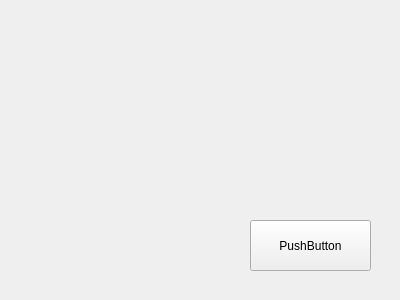
horoyoii/KIOSK, file KIOSKK/McD/payment.ui: the form before one commit.
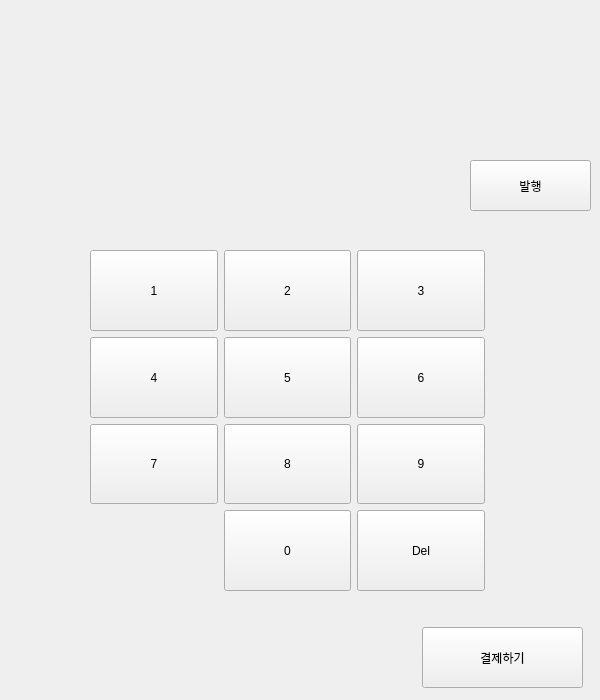
The form after the commit.

```diff
--- a/KIOSKK/McD/payment.ui
+++ b/KIOSKK/McD/payment.ui
@@ -6,8 +6,8 @@
    <rect>
     <x>0</x>
     <y>0</y>
-    <width>400</width>
-    <height>300</height>
+    <width>600</width>
+    <height>700</height>
    </rect>
   </property>
   <property name="windowTitle">
@@ -16,16 +16,257 @@
   <widget class="QPushButton" name="push_send_otp">
    <property name="geometry">
     <rect>
-     <x>250</x>
-     <y>220</y>
+     <x>470</x>
+     <y>160</y>
      <width>121</width>
      <height>51</height>
     </rect>
    </property>
    <property name="text">
-    <string>PushButton</string>
+    <string>발행</string>
    </property>
   </widget>
+  <widget class="QPushButton" name="push_fin">
+   <property name="geometry">
+    <rect>
+     <x>422</x>
+     <y>627</y>
+     <width>161</width>
+     <height>61</height>
+    </rect>
+   </property>
+   <property name="text">
+    <string>결제하기</string>
+   </property>
+  </widget>
+  <widget class="QWidget" name="gridLayoutWidget">
+   <property name="geometry">
+    <rect>
+     <x>90</x>
+     <y>250</y>
+     <width>395</width>
+     <height>341</height>
+    </rect>
+   </property>
+   <layout class="QGridLayout" name="gridLayout">
+    <item row="4" column="3">
+     <widget class="QPushButton" name="psh_num_0">
+      <property name="sizePolicy">
+       <sizepolicy hsizetype="Preferred" vsizetype="Expanding">
+        <horstretch>0</horstretch>
+        <verstretch>21</verstretch>
+       </sizepolicy>
+      </property>
+      <property name="text">
+       <string>0</string>
+      </property>
+     </widget>
+    </item>
+    <item row="2" column="2">
+     <widget class="QPushButton" name="psh_num_4">
+      <property name="sizePolicy">
+       <sizepolicy hsizetype="Preferred" vsizetype="Expanding">
+        <horstretch>0</horstretch>
+        <verstretch>21</verstretch>
+       </sizepolicy>
+      </property>
+      <property name="text">
+       <string>4</string>
+      </property>
+     </widget>
+    </item>
+    <item row="2" column="3">
+     <widget class="QPushButton" name="psh_num_5">
+      <property name="sizePolicy">
+       <sizepolicy hsizetype="Preferred" vsizetype="Expanding">
+        <horstretch>0</horstretch>
+        <verstretch>21</verstretch>
+       </sizepolicy>
+      </property>
+      <property name="text">
+       <string>5</string>
+      </property>
+     </widget>
+    </item>
+    <item row="3" column="3">
+     <widget class="QPushButton" name="psh_num_8">
+      <property name="sizePolicy">
+       <sizepolicy hsizetype="Preferred" vsizetype="Expanding">
+        <horstretch>0</horstretch>
+        <verstretch>21</verstretch>
+       </sizepolicy>
+      </property>
+      <property name="text">
+       <string>8</string>
+      </property>
+     </widget>
+    </item>
+    <item row="1" column="2">
+     <widget class="QPushButton" name="psh_num_1">
+      <property name="sizePolicy">
+       <sizepolicy hsizetype="Preferred" vsizetype="Expanding">
+        <horstretch>0</horstretch>
+        <verstretch>21</verstretch>
+       </sizepolicy>
+      </property>
+      <property name="text">
+       <string>1</string>
+      </property>
+     </widget>
+    </item>
+    <item row="3" column="4">
+     <widget class="QPushButton" name="psh_num_9">
+      <property name="sizePolicy">
+       <sizepolicy hsizetype="Preferred" vsizetype="Expanding">
+        <horstretch>0</horstretch>
+        <verstretch>21</verstretch>
+       </sizepolicy>
+      </property>
+      <property name="text">
+       <string>9</string>
+      </property>
+     </widget>
+    </item>
+    <item row="1" column="4">
+     <widget class="QPushButton" name="psh_num_3">
+      <property name="sizePolicy">
+       <sizepolicy hsizetype="Preferred" vsizetype="Expanding">
+        <horstretch>0</horstretch>
+        <verstretch>21</verstretch>
+       </sizepolicy>
+      </property>
+      <property name="text">
+       <string>3</string>
+      </property>
+     </widget>
+    </item>
+    <item row="4" column="4">
+     <widget class="QPushButton" name="psh_num_del">
+      <property name="sizePolicy">
+       <sizepolicy hsizetype="Preferred" vsizetype="Expanding">
+        <horstretch>0</horstretch>
+        <verstretch>21</verstretch>
+       </sizepolicy>
+      </property>
+      <property name="text">
+       <string>Del</string>
+      </property>
+     </widget>
+    </item>
+    <item row="3" column="2">
+     <widget class="QPushButton" name="psh_num_7">
+      <property name="sizePolicy">
+       <sizepolicy hsizetype="Preferred" vsizetype="Expanding">
+        <horstretch>0</horstretch>
+        <verstretch>21</verstretch>
+       </sizepolicy>
+      </property>
+      <property name="text">
+       <string>7</string>
+      </property>
+     </widget>
+    </item>
+    <item row="2" column="4">
+     <widget class="QPushButton" name="psh_num_6">
+      <property name="sizePolicy">
+       <sizepolicy hsizetype="Preferred" vsizetype="Expanding">
+        <horstretch>0</horstretch>
+        <verstretch>21</verstretch>
+       </sizepolicy>
+      </property>
+      <property name="text">
+       <string>6</string>
+      </property>
+     </widget>
+    </item>
+    <item row="1" column="3">
+     <widget class="QPushButton" name="psh_num_2">
+      <property name="sizePolicy">
+       <sizepolicy hsizetype="Preferred" vsizetype="Expanding">
+        <horstretch>0</horstretch>
+        <verstretch>21</verstretch>
+       </sizepolicy>
+      </property>
+      <property name="text">
+       <string>2</string>
+      </property>
+     </widget>
+    </item>
+   </layout>
+  </widget>
+  <widget class="QLabel" name="Background_label">
+   <property name="geometry">
+    <rect>
+     <x>0</x>
+     <y>0</y>
+     <width>601</width>
+     <height>241</height>
+    </rect>
+   </property>
+   <property name="text">
+    <string/>
+   </property>
+  </widget>
+  <widget class="QLabel" name="pass_1">
+   <property name="geometry">
+    <rect>
+     <x>90</x>
+     <y>140</y>
+     <width>41</width>
+     <height>41</height>
+    </rect>
+   </property>
+   <property name="text">
+    <string/>
+   </property>
+  </widget>
+  <widget class="QLabel" name="pass_2">
+   <property name="geometry">
+    <rect>
+     <x>200</x>
+     <y>130</y>
+     <width>51</width>
+     <height>41</height>
+    </rect>
+   </property>
+   <property name="text">
+    <string/>
+   </property>
+  </widget>
+  <widget class="QLabel" name="pass_3">
+   <property name="geometry">
+    <rect>
+     <x>290</x>
+     <y>100</y>
+     <width>41</width>
+     <height>31</height>
+    </rect>
+   </property>
+   <property name="text">
+    <string/>
+   </property>
+  </widget>
+  <widget class="QLabel" name="pass_4">
+   <property name="geometry">
+    <rect>
+     <x>390</x>
+     <y>120</y>
+     <width>41</width>
+     <height>31</height>
+    </rect>
+   </property>
+   <property name="text">
+    <string/>
+   </property>
+  </widget>
+  <zorder>Background_label</zorder>
+  <zorder>push_send_otp</zorder>
+  <zorder>push_fin</zorder>
+  <zorder>gridLayoutWidget</zorder>
+  <zorder>pass_1</zorder>
+  <zorder>pass_2</zorder>
+  <zorder>pass_3</zorder>
+  <zorder>pass_4</zorder>
  </widget>
  <resources/>
  <connections/>
```
